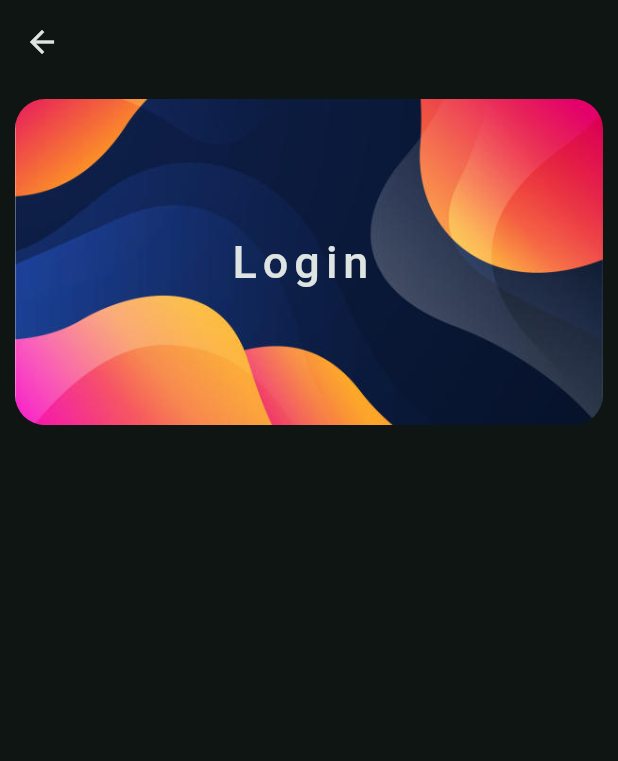
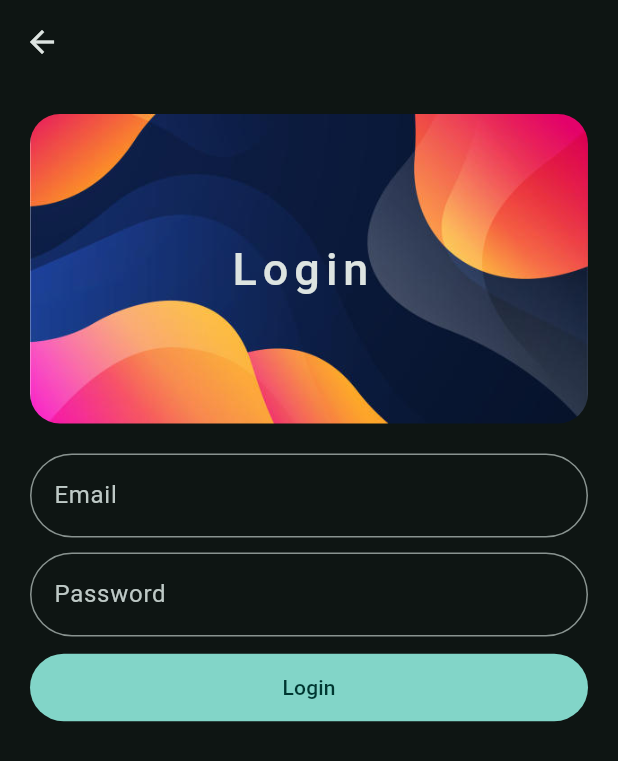
Before and after one commit to Maseev559/flutterapp, a Flutter app: the LoginPage screen opened directly, on a phone screen of 412 x 824 dp. Shown: the top 761 px of the screen. Run offline on Flutter 3.47's test engine with Material 3 defaults, Android fonts, the phone set to English and light mode, and no system bars; our stand-ins replace lottie.

Commit message:
Did some ui modifications

```diff
--- a/lib/views/pages/login_page.dart
+++ b/lib/views/pages/login_page.dart
@@ -1,23 +1,115 @@
 import 'package:flutter/material.dart';
+import 'package:my_new_flutterapp/views/pages/widget_tree.dart';
 import 'package:my_new_flutterapp/views/widgets/hero_widget.dart';
 
-class LoginPage extends StatelessWidget {
+class LoginPage extends StatefulWidget {
   const LoginPage({super.key});
+
+  @override
+  State<LoginPage> createState() => _LoginPageState();
+}
+
+class _LoginPageState extends State<LoginPage> {
+  TextEditingController controllerEmail = TextEditingController();
+  TextEditingController controllerPassword = TextEditingController();
+  String correctEmail = '123';
+  String correctPassword = '456';
+  // @override
+  // void initState() {
+  //   // TODO: implement initState
+  //   print('Login Successful');
+  //   super.initState();
+  // }
+
+  @override
+  void dispose() {
+    // TODO: implement dispose
+    controllerEmail.dispose();
+    controllerPassword.dispose();
+    super.dispose();
+  }
 
   @override
   Widget build(BuildContext context) {
     return Scaffold(
       appBar: AppBar(),
       body: Padding(
-        padding: EdgeInsets.all(10.0),
+        padding: EdgeInsets.all(20.0),
         child: Column(
           children: [
+            //HeroWidget
             HeroWidget(
               title: 'Login ',
+            ),
+            // Email Sizedbox
+            SizedBox(
+              height: 20.0,
+            ),
+            //Textfield
+            TextField(
+              controller: controllerEmail,
+              decoration: InputDecoration(
+                hintText: 'Email',
+                border: OutlineInputBorder(
+                  borderRadius: BorderRadius.circular(45.0),
+                ),
+              ),
+              onEditingComplete: () {
+                setState(() {});
+              },
+            ),
+
+            // Password Sizedbox
+            SizedBox(
+              height: 10.0,
+            ),
+            //Textfield
+            TextField(
+              controller: controllerPassword,
+              decoration: InputDecoration(
+                hintText: 'Password',
+                border: OutlineInputBorder(
+                  borderRadius: BorderRadius.circular(45.0),
+                ),
+              ),
+              onEditingComplete: () {
+                setState(() {});
+              },
+            ),
+
+            //sizedbox
+            SizedBox(
+              height: 10.0,
+            ),
+            //Login Button
+            FilledButton(
+              onPressed: () {
+                correctDetails();
+              },
+              child: const Text('Login'),
+              style: FilledButton.styleFrom(
+                minimumSize: Size(double.infinity, 45.0),
+              ),
             ),
           ],
         ),
       ),
     );
   }
+
+  void correctDetails() {
+    if (correctEmail == controllerEmail &&
+        correctPassword == controllerPassword) {
+      Navigator.pushReplacement(
+        context,
+        MaterialPageRoute(
+          builder: (context) {
+            return const WidgetTree();
+          },
+        ),
+      );
+    } else {
+      print('Wrong Email or Password');
+    }
+  }
 }
--- a/lib/views/widgets/hero_widget.dart
+++ b/lib/views/widgets/hero_widget.dart
@@ -18,7 +18,7 @@ class HeroWidget extends StatelessWidget {
             child: Image.asset(
               'assets/images/newbg.jpg',
               // color: Colors.teal,
-              //   colorBlendMode: BlendMode.darken,
+              // colorBlendMode: BlendMode.darken,
             ),
           ),
         ),
```
